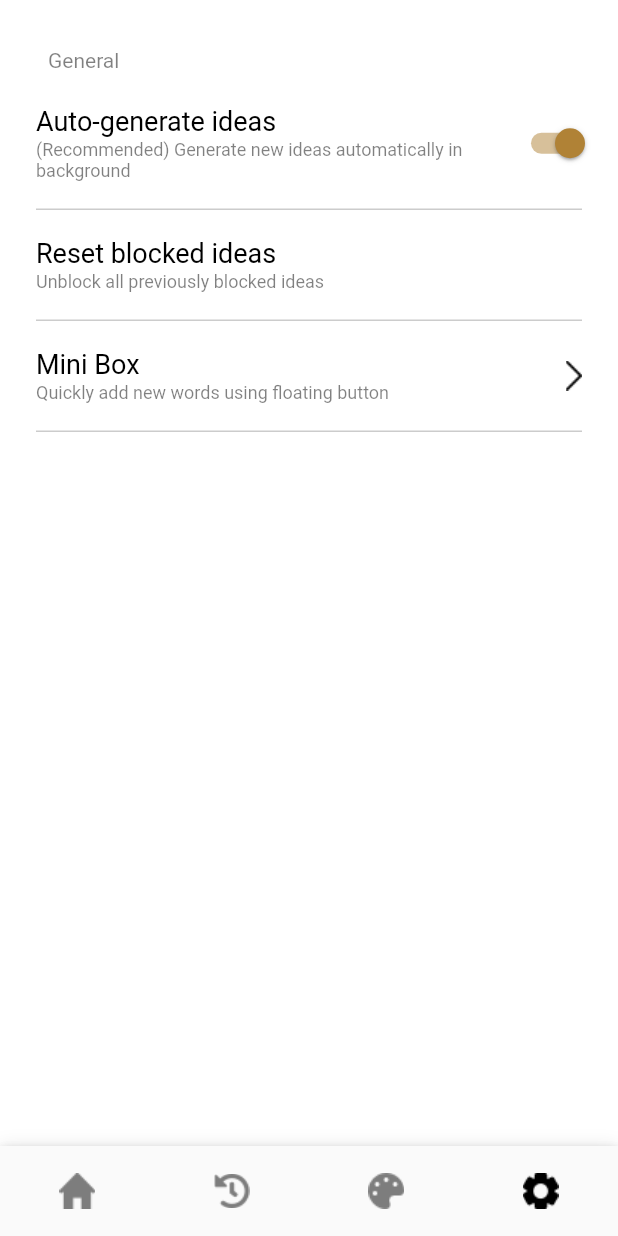
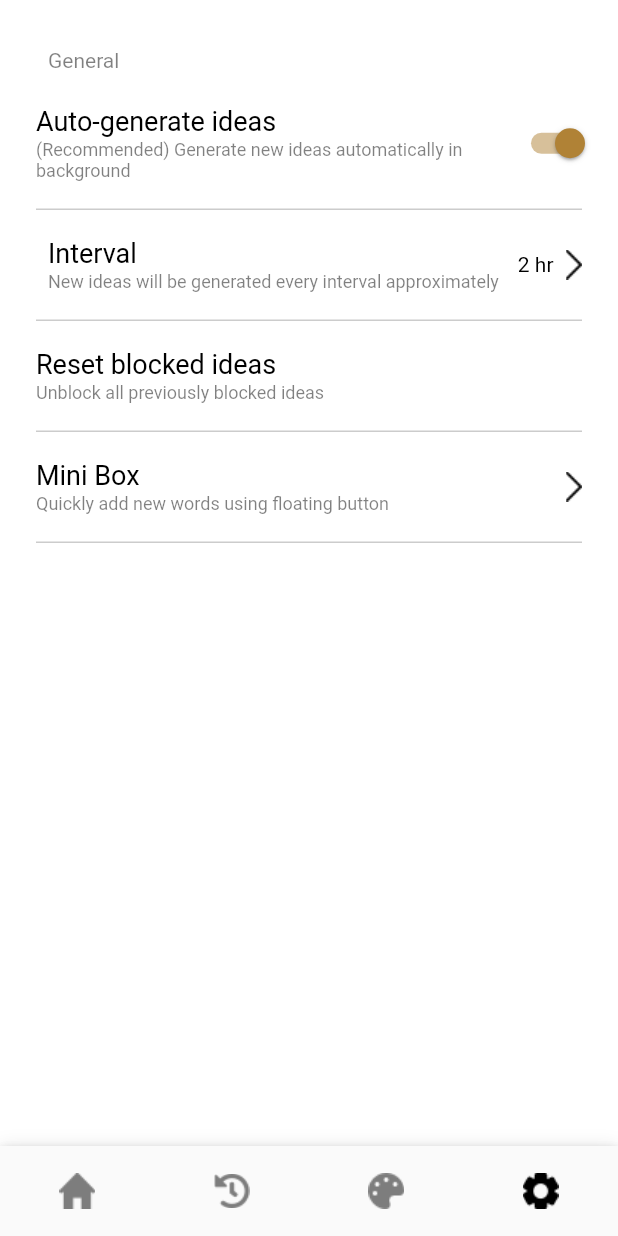
Before and after one commit to giantsol/Yellow-Box, a Flutter app: the SettingsScreen widget shown alone on an empty page, opened directly, after a tap on "Auto-generate ideas", on a phone screen of 412 x 824 dp. Run offline on Flutter 3.47's test engine with Material 2 defaults, Android fonts, the phone set to English and light mode, and no system bars; our stand-ins replace fluttertoast, rxdart, shared_preferences, speech_to_text, sqflite; accounts and stored records are empty.

Commit message:
(#14) Finish implementing changed SettingsScreen design

```diff
--- a/lib/Localization.dart
+++ b/lib/Localization.dart
@@ -34,6 +34,8 @@ class AppLocalizations {
   static const RESET_BLOCKED_IDEAS_SUBTITLE = 'resetBlockedIdeasSubtitle';
   static const RESET_BLOCKED_IDEAS_DIALOG_SUBTITLE = 'resetBlockedIdeasDialogSubtitle';
   static const RESET = 'reset';
+  static const INTERVAL_TITLE = 'intervalTitle';
+  static const INTERVAL_SUBTITLE = 'intervalSubtitle';
 
   static AppLocalizations of(BuildContext context) {
     return Localizations.of<AppLocalizations>(context, AppLocalizations);
@@ -72,6 +74,8 @@ class AppLocalizations {
       RESET_BLOCKED_IDEAS_SUBTITLE: 'Unblock all previously blocked ideas',
       RESET_BLOCKED_IDEAS_DIALOG_SUBTITLE: 'Are you sure to unblock all previously blocked ideas?',
       RESET: 'Reset',
+      INTERVAL_TITLE: 'Interval',
+      INTERVAL_SUBTITLE: 'New ideas will be generated every interval approximately',
     },
     'ko': {
       CANCEL: '취소',
@@ -105,6 +109,8 @@ class AppLocalizations {
       RESET_BLOCKED_IDEAS_SUBTITLE: '차단된 아이디어들을 모두 해제합니다',
       RESET_BLOCKED_IDEAS_DIALOG_SUBTITLE: '정말로 차단된 아이디어들을 모두 해제하겠습니까?',
       RESET: '리셋',
+      INTERVAL_TITLE: '시간 간격',
+      INTERVAL_SUBTITLE: '정해진 시간 간격마다 아이디어가 생성됩니다',
     },
   };
 
@@ -143,6 +149,8 @@ class AppLocalizations {
   String get resetBlockedIdeasSubtitle => _localizedValues[locale.languageCode][RESET_BLOCKED_IDEAS_SUBTITLE];
   String get resetBlockedIdeasDialogSubtitle => _localizedValues[locale.languageCode][RESET_BLOCKED_IDEAS_DIALOG_SUBTITLE];
   String get reset => _localizedValues[locale.languageCode][RESET];
+  String get intervalTitle => _localizedValues[locale.languageCode][INTERVAL_TITLE];
+  String get intervalSubtitle => _localizedValues[locale.languageCode][INTERVAL_SUBTITLE];
 
   String getConfirmDeleteTitle(String item) {
     if (locale.languageCode == 'ko') {
@@ -184,6 +192,14 @@ class AppLocalizations {
     }
   }
 
+  String getIntervalHours(int hour) {
+    if (locale.languageCode == 'ko') {
+      return '$hour 시간';
+    } else {
+      return '$hour hr';
+    }
+  }
+
 }
 
 class AppLocalizationsDelegate extends LocalizationsDelegate<AppLocalizations> {
--- a/lib/datasource/AppPreferences.dart
+++ b/lib/datasource/AppPreferences.dart
@@ -4,6 +4,10 @@ import 'package:shared_preferences/shared_preferences.dart';
 
 class AppPreferences {
   static const KEY_AUTO_GENERATE_IDEAS = 'auto.generate.ideas';
+  static const KEY_AUTO_GENERATE_INTERVAL_HOURS = 'auto.generate.interval.hours';
+
+  static const DEFAULT_AUTO_GENERATE_IDEAS = false;
+  static const DEFAULT_AUTO_GENERATE_INTERVAL_HOURS = 2;
 
   final _prefs = BehaviorSubject<SharedPreferences>();
 
@@ -17,11 +21,21 @@ class AppPreferences {
 
   Future<bool> getAutoGenerateIdeas() async {
     final prefs = await _prefs.first;
-    return prefs.getBool(KEY_AUTO_GENERATE_IDEAS);
+    return prefs.getBool(KEY_AUTO_GENERATE_IDEAS) ?? DEFAULT_AUTO_GENERATE_IDEAS;
   }
 
   Future<void> setAutoGenerateIdeas(bool value) async {
     final prefs = await _prefs.first;
     return prefs.setBool(KEY_AUTO_GENERATE_IDEAS, value);
   }
+
+  Future<int> getAutoGenerateIntervalHours() async {
+    final prefs = await _prefs.first;
+    return prefs.getInt(KEY_AUTO_GENERATE_INTERVAL_HOURS) ?? DEFAULT_AUTO_GENERATE_INTERVAL_HOURS;
+  }
+
+  Future<void> setAutoGenerateIntervalHours(int value) async {
+    final prefs = await _prefs.first;
+    return prefs.setInt(KEY_AUTO_GENERATE_INTERVAL_HOURS, value);
+  }
 }
--- a/lib/repository/SettingsRepository.dart
+++ b/lib/repository/SettingsRepository.dart
@@ -13,4 +13,12 @@ class SettingsRepository {
   Future<void> setAutoGenerateIdeas(bool value) {
     return _prefs.setAutoGenerateIdeas(value);
   }
+
+  Future<int> getAutoGenerateIntervalHours() {
+    return _prefs.getAutoGenerateIntervalHours();
+  }
+
+  Future<void> setAutoGenerateIntervalHours(int value) {
+    return _prefs.setAutoGenerateIntervalHours(value);
+  }
 }
--- a/lib/ui/settings/SettingsBloc.dart
+++ b/lib/ui/settings/SettingsBloc.dart
@@ -30,9 +30,11 @@ class SettingsBloc extends BaseBloc {
 
   void _init() async {
     final autoGenerateIdeas = await _settingsRepository.getAutoGenerateIdeas();
+    final intervalHours = await _settingsRepository.getAutoGenerateIntervalHours();
 
     _state.value = _state.value.buildNew(
       autoGenerateIdeas: autoGenerateIdeas,
+      intervalHours: intervalHours,
     );
 
     _subscriptions.add(_themeRepository.observeCurrentAppTheme()
@@ -88,9 +90,35 @@ class SettingsBloc extends BaseBloc {
     );
   }
 
+  void onIntervalClicked() {
+    _state.value = _state.value.buildNew(
+      isIntervalDialogShown: true,
+    );
+  }
+
+  void onIntervalChoiceClicked(int value) {
+    _state.value = _state.value.buildNew(
+      intervalHours: value,
+      isIntervalDialogShown: false,
+    );
+
+    _settingsRepository.setAutoGenerateIntervalHours(value);
+  }
+
+  void onCloseIntervalDialogClicked() {
+    _state.value = _state.value.buildNew(
+      isIntervalDialogShown: false,
+    );
+  }
+
   bool handleBackPress() {
     if (_state.value.isResetBlockedIdeasDialogShown) {
       onCancelResetBlockedIdeasClicked();
+      return true;
+    }
+
+    if (_state.value.isIntervalDialogShown) {
+      onCloseIntervalDialogClicked();
       return true;
     }
 
--- a/lib/ui/settings/SettingsScreen.dart
+++ b/lib/ui/settings/SettingsScreen.dart
@@ -11,6 +11,7 @@ import 'package:yellow_box/ui/settings/SettingsBloc.dart';
 import 'package:yellow_box/ui/settings/SettingsNavigator.dart';
 import 'package:yellow_box/ui/settings/SettingsState.dart';
 import 'package:yellow_box/ui/widget/AppAlertDialog.dart';
+import 'package:yellow_box/ui/widget/AppChoiceListDialog.dart';
 
 class SettingsScreen extends StatefulWidget {
   @override
@@ -44,7 +45,7 @@ class _SettingsScreenState extends State<SettingsScreen> implements SettingsNavi
   }
 
   Widget _buildUI(SettingsState state) {
-    final isScrimVisible = state.isResetBlockedIdeasDialogShown;
+    final isScrimVisible = state.isResetBlockedIdeasDialogShown || state.isIntervalDialogShown;
 
     return WillPopScope(
       onWillPop: () async => !_bloc.handleBackPress(),
@@ -54,6 +55,7 @@ class _SettingsScreenState extends State<SettingsScreen> implements SettingsNavi
             appTheme: state.appTheme,
             bloc: _bloc,
             autoGenerateIdeas: state.autoGenerateIdeas,
+            intervalHours: state.intervalHours,
           ),
           isScrimVisible ? _Scrim(_bloc) : const SizedBox.shrink(),
           state.isResetBlockedIdeasDialogShown ? AppAlertDialog(
@@ -64,6 +66,31 @@ class _SettingsScreenState extends State<SettingsScreen> implements SettingsNavi
             onPrimaryButtonClicked: _bloc.onConfirmResetBlockedIdeasClicked,
             secondaryButtonText: AppLocalizations.of(context).cancel,
             onSecondaryButtonClicked: _bloc.onCancelResetBlockedIdeasClicked,
+          ) : const SizedBox.shrink(),
+          state.isIntervalDialogShown ? AppChoiceListDialog(
+            title: AppLocalizations.of(context).intervalTitle,
+            items: [
+              ChoiceItem(
+                AppLocalizations.of(context).getIntervalHours(2),
+                () => _bloc.onIntervalChoiceClicked(2),
+              ),
+              ChoiceItem(
+                AppLocalizations.of(context).getIntervalHours(6),
+                  () => _bloc.onIntervalChoiceClicked(6),
+              ),
+              ChoiceItem(
+                AppLocalizations.of(context).getIntervalHours(12),
+                  () => _bloc.onIntervalChoiceClicked(12),
+              ),
+              ChoiceItem(
+                AppLocalizations.of(context).getIntervalHours(24),
+                  () => _bloc.onIntervalChoiceClicked(24),
+              ),
+              ChoiceItem(
+                AppLocalizations.of(context).close,
+                  () => _bloc.onCloseIntervalDialogClicked(),
+              ),
+            ],
           ) : const SizedBox.shrink(),
         ],
       ),
@@ -86,11 +113,13 @@ class _MainUI extends StatelessWidget {
   final AppTheme appTheme;
   final SettingsBloc bloc;
   final bool autoGenerateIdeas;
+  final int intervalHours;
 
   _MainUI({
     @required this.appTheme,
     @required this.bloc,
     @required this.autoGenerateIdeas,
+    @required this.intervalHours,
   });
 
   @override
@@ -116,6 +145,14 @@ class _MainUI extends StatelessWidget {
                 value: autoGenerateIdeas,
                 onChanged: bloc.onAutoGenerateIdeasChanged,
               ),
+              autoGenerateIdeas ? _ArrowSettingsItem(
+                isDarkTheme: isDarkTheme,
+                title: AppLocalizations.of(context).intervalTitle,
+                subtitle: AppLocalizations.of(context).intervalSubtitle,
+                onTap: bloc.onIntervalClicked,
+                value: AppLocalizations.of(context).getIntervalHours(intervalHours),
+                isSubSettings: true,
+              ) : const SizedBox.shrink(),
               _SettingsItem(
                 isDarkTheme: isDarkTheme,
                 title: AppLocalizations.of(context).resetBlockedIdeasTitle,
@@ -218,12 +255,16 @@ class _ArrowSettingsItem extends StatelessWidget {
   final String title;
   final String subtitle;
   final Function onTap;
+  final String value;
+  final bool isSubSettings;
 
   _ArrowSettingsItem({
     @required this.isDarkTheme,
     @required this.title,
     @required this.subtitle,
     @required this.onTap,
+    this.value = '',
+    this.isSubSettings = false,
   });
 
   @override
@@ -238,6 +279,8 @@ class _ArrowSettingsItem extends StatelessWidget {
             child: Row(
               children: <Widget>[
                 Expanded(
+                  child: Padding(
+                    padding: EdgeInsets.only(left: isSubSettings ? 8 : 0),
                     child: Column(
                       mainAxisSize: MainAxisSize.min,
                       crossAxisAlignment: CrossAxisAlignment.start,
@@ -270,8 +313,22 @@ class _ArrowSettingsItem extends StatelessWidget {
                       ],
                     ),
                   ),
+                ),
+                value.isNotEmpty ? Padding(
+                  padding: const EdgeInsets.only(left: 8),
+                  child: Text(
+                    value,
+                    style: TextStyle(
+                      fontSize: 14,
+                      color: isDarkTheme ? AppColors.TEXT_WHITE : AppColors.TEXT_BLACK,
+                    ),
+                    strutStyle: StrutStyle(
+                      fontSize: 14,
+                    ),
+                  ),
+                ) : const SizedBox.shrink(),
                 Padding(
-                  padding: const EdgeInsets.only(left: 24),
+                  padding: const EdgeInsets.only(left: 8),
                   child: Image.asset(
                     'assets/ic_right_arrow.png',
                     color: isDarkTheme ? AppColors.TEXT_WHITE : AppColors.TEXT_BLACK,
--- a/lib/ui/settings/SettingsState.dart
+++ b/lib/ui/settings/SettingsState.dart
@@ -6,22 +6,30 @@ class SettingsState {
   final AppTheme appTheme;
   final bool autoGenerateIdeas;
   final bool isResetBlockedIdeasDialogShown;
+  final int intervalHours;
+  final bool isIntervalDialogShown;
 
   const SettingsState({
     this.appTheme = AppTheme.DEFAULT,
     this.autoGenerateIdeas = false,
     this.isResetBlockedIdeasDialogShown = false,
+    this.intervalHours = 0,
+    this.isIntervalDialogShown = false,
   });
 
   SettingsState buildNew({
     AppTheme appTheme,
     bool autoGenerateIdeas,
     bool isResetBlockedIdeasDialogShown,
+    int intervalHours,
+    bool isIntervalDialogShown,
   }) {
     return SettingsState(
       appTheme: appTheme ?? this.appTheme,
       autoGenerateIdeas: autoGenerateIdeas ?? this.autoGenerateIdeas,
       isResetBlockedIdeasDialogShown: isResetBlockedIdeasDialogShown ?? this.isResetBlockedIdeasDialogShown,
+      intervalHours: intervalHours ?? this.intervalHours,
+      isIntervalDialogShown: isIntervalDialogShown ?? this.isIntervalDialogShown,
     );
   }
 }
```
Lines whose indentation alone changed are shown as unchanged.
